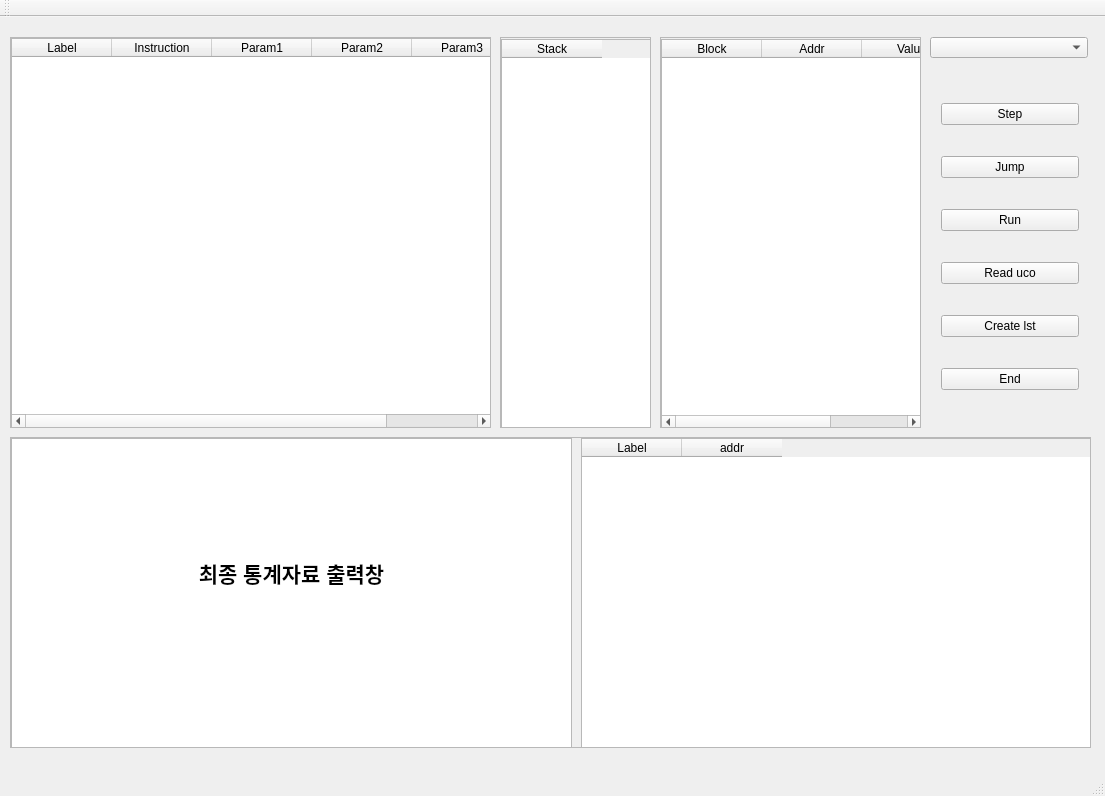
Before: the Qt Designer form UCodeInterpreter/UCodeInterpreter.ui in joohyeson/UCodeInterpreter, drawn with Qt 5.
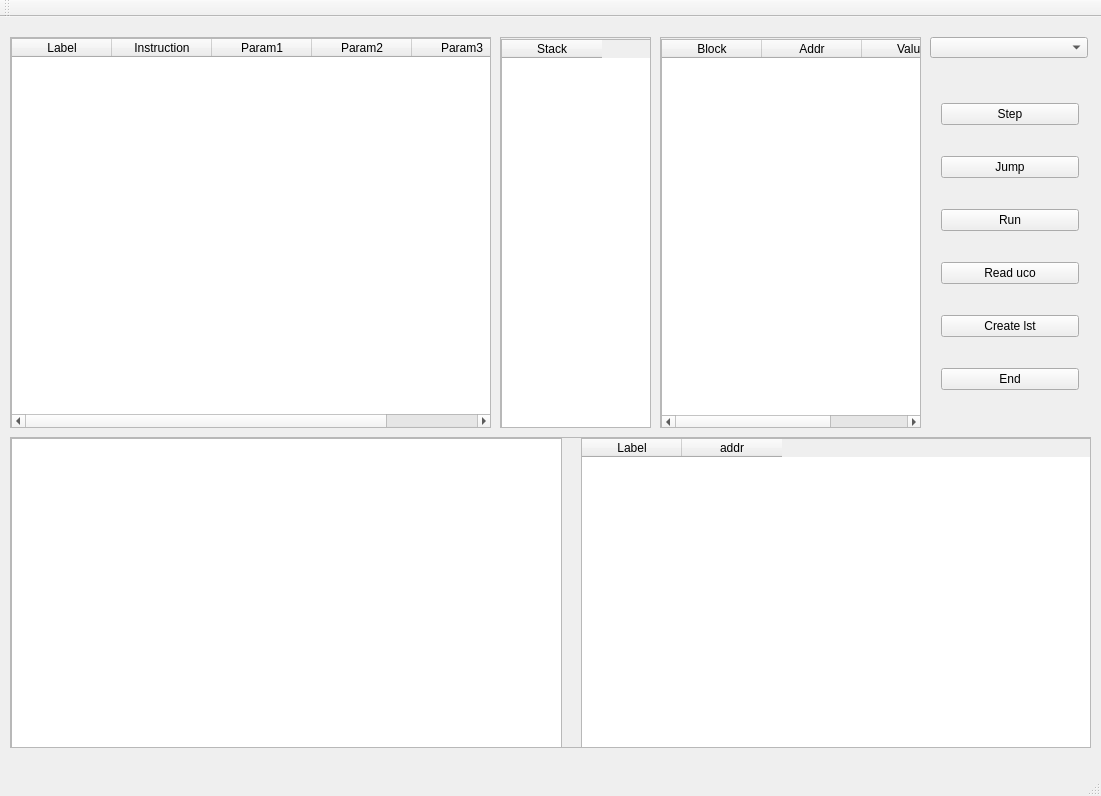
After: the same form once the commit is applied.

What changed in the file:
```diff
--- a/UCodeInterpreter/UCodeInterpreter.ui
+++ b/UCodeInterpreter/UCodeInterpreter.ui
@@ -6,7 +6,7 @@
    <rect>
     <x>0</x>
     <y>0</y>
-    <width>1105</width>
+    <width>1101</width>
     <height>796</height>
    </rect>
   </property>
@@ -35,28 +35,6 @@
        <height>309</height>
       </rect>
      </property>
-     <widget class="QTextEdit" name="textEdit_4">
-      <property name="geometry">
-       <rect>
-        <x>0</x>
-        <y>0</y>
-        <width>561</width>
-        <height>311</height>
-       </rect>
-      </property>
-      <property name="html">
-       <string>&lt;!DOCTYPE HTML PUBLIC &quot;-//W3C//DTD HTML 4.0//EN&quot; &quot;http://www.w3.org/TR/REC-html40/strict.dtd&quot;&gt;
-&lt;html&gt;&lt;head&gt;&lt;meta name=&quot;qrichtext&quot; content=&quot;1&quot; /&gt;&lt;style type=&quot;text/css&quot;&gt;
-p, li { white-space: pre-wrap; }
-&lt;/style&gt;&lt;/head&gt;&lt;body style=&quot; font-family:'Gulim'; font-size:9pt; font-weight:400; font-style:normal;&quot;&gt;
-&lt;p align=&quot;center&quot; style=&quot;-qt-paragraph-type:empty; margin-top:0px; margin-bottom:0px; margin-left:0px; margin-right:0px; -qt-block-indent:0; text-indent:0px;&quot;&gt;&lt;br /&gt;&lt;/p&gt;
-&lt;p align=&quot;center&quot; style=&quot;-qt-paragraph-type:empty; margin-top:0px; margin-bottom:0px; margin-left:0px; margin-right:0px; -qt-block-indent:0; text-indent:0px; font-size:16pt; font-weight:600;&quot;&gt;&lt;br /&gt;&lt;/p&gt;
-&lt;p align=&quot;center&quot; style=&quot;-qt-paragraph-type:empty; margin-top:0px; margin-bottom:0px; margin-left:0px; margin-right:0px; -qt-block-indent:0; text-indent:0px; font-size:16pt; font-weight:600;&quot;&gt;&lt;br /&gt;&lt;/p&gt;
-&lt;p align=&quot;center&quot; style=&quot;-qt-paragraph-type:empty; margin-top:0px; margin-bottom:0px; margin-left:0px; margin-right:0px; -qt-block-indent:0; text-indent:0px; font-size:16pt; font-weight:600;&quot;&gt;&lt;br /&gt;&lt;/p&gt;
-&lt;p align=&quot;center&quot; style=&quot;-qt-paragraph-type:empty; margin-top:0px; margin-bottom:0px; margin-left:0px; margin-right:0px; -qt-block-indent:0; text-indent:0px; font-size:16pt; font-weight:600;&quot;&gt;&lt;br /&gt;&lt;/p&gt;
-&lt;p align=&quot;center&quot; style=&quot; margin-top:0px; margin-bottom:0px; margin-left:0px; margin-right:0px; -qt-block-indent:0; text-indent:0px;&quot;&gt;&lt;span style=&quot; font-size:16pt; font-weight:600;&quot;&gt;최종 통계자료 출력창&lt;/span&gt;&lt;/p&gt;&lt;/body&gt;&lt;/html&gt;</string>
-      </property>
-     </widget>
      <widget class="QTableWidget" name="tableWidget_2">
       <property name="geometry">
        <rect>
@@ -83,6 +61,16 @@
        </property>
       </column>
      </widget>
+     <widget class="QTableWidget" name="tableWidget_3">
+      <property name="geometry">
+       <rect>
+        <x>0</x>
+        <y>0</y>
+        <width>551</width>
+        <height>311</height>
+       </rect>
+      </property>
+     </widget>
     </widget>
    </widget>
    <widget class="QScrollArea" name="scrollArea">
```
Left out of the diff: 4 changed lines with no effect on the pictures.
